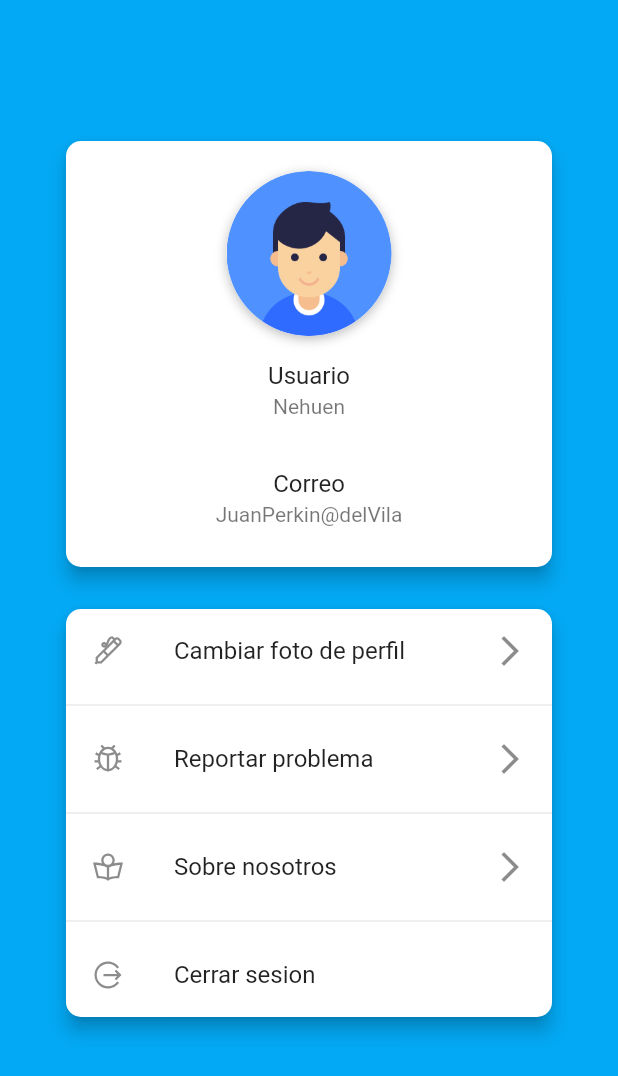
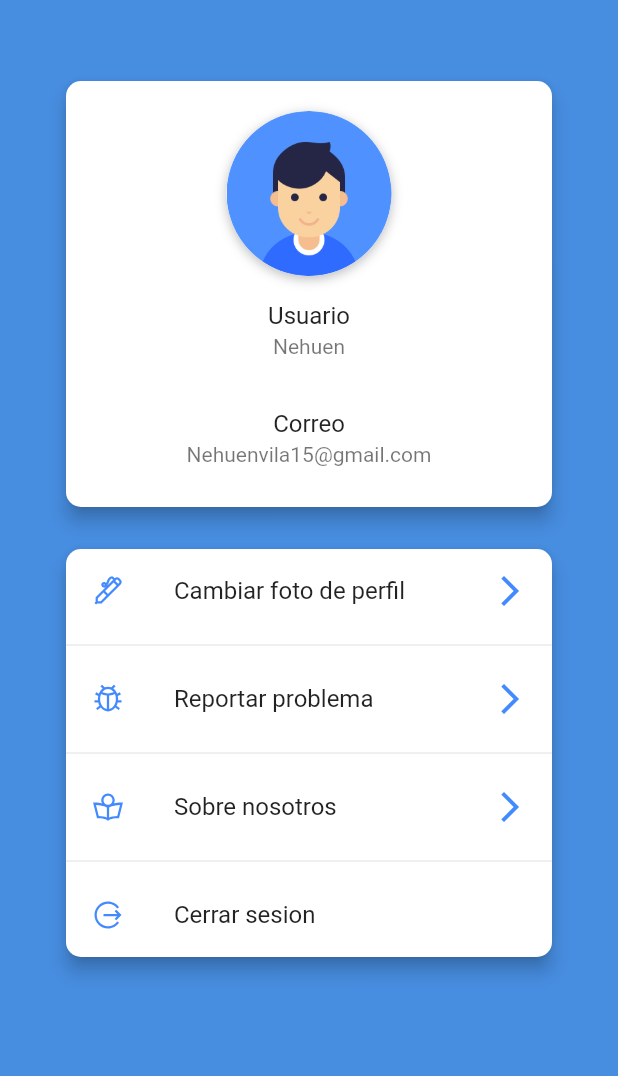
Before and after one commit to NehuenVila/delivery-app-flutter, a Flutter app: the screen it shows after launch, on a phone screen of 412 x 824 dp. Shown: the top 1076 px of the screen. Run offline on Flutter 3.47's test engine with Material 2 defaults, Android fonts, the phone set to English and light mode, and no system bars; our stand-ins replace line_awesome_flutter.

Commit message:
hola amigos de youtube

```diff
--- a/lib/main.dart
+++ b/lib/main.dart
@@ -1,5 +1,4 @@
 import 'package:delivery_prueba1/src/pages/login_op_page.dart';
-import 'package:delivery_prueba1/src/pages/login_page.dart';
 import 'package:delivery_prueba1/src/pages/principal_page.dart';
 import 'package:delivery_prueba1/src/pages/sign_up_page.dart';
 import 'package:delivery_prueba1/src/pages/user_profile_page.dart';
--- a/lib/src/entities/usuario.dart
+++ b/lib/src/entities/usuario.dart
@@ -1,24 +1,9 @@
 
 class Usuario {
-  String _id;
-  String _name;
-  String _image;
+  String id;
+  String name;
+  String mail;
+  String image;
 
-  String get id => _id;
-
-  set id(String value) {
-    _id = value;
-  }
-
-  String get name => _name;
-
-  String get image => _image;
-
-  set image(String value) {
-    _image = value;
-  }
-
-  set name(String value) {
-    _name = value;
-  }
+  Usuario(this.id, this.name, this.mail);
 }
--- a/lib/src/pages/user_profile_page.dart
+++ b/lib/src/pages/user_profile_page.dart
@@ -1,22 +1,26 @@
-import 'package:animated_theme_switcher/animated_theme_switcher.dart';
+
 import 'package:delivery_prueba1/src/entities/usuario.dart';
-import 'package:delivery_prueba1/src/utils/constants.dart';
 import 'package:flutter/cupertino.dart';
 import 'package:flutter/material.dart';
-import 'package:flutter/services.dart';
-import 'package:flutter_screenutil/flutter_screenutil.dart';
 import 'package:line_awesome_flutter/line_awesome_flutter.dart';
-import 'package:delivery_prueba1/src/entities/usuario.dart';
 
-class ProfileScreen extends StatelessWidget {
+class ProfileScreen extends StatefulWidget {
+  @override
+  _ProfileScreenState createState() => _ProfileScreenState();
+}
 
+class _ProfileScreenState extends State<ProfileScreen> {
+ Usuario usuario = new Usuario('3', 'Nehuen', 'Nehuenvila15@gmail.com');
   @override
   Widget build(BuildContext context) {
-    return Container(
-      color: Colors.lightBlue,
+    return Scaffold(
+      backgroundColor: Color(0xFF478DE0),
+      body: Container(
+//        color: Colors.lightBlue,
+//      decoration: ,
         padding: EdgeInsets.symmetric(
           horizontal: 40.0,
-        vertical: 90.0,
+          vertical: 50.0,
         ),
         child: Column(
 //        mainAxisAlignment: MainAxisAlignment.spaceBetween,
@@ -26,8 +30,13 @@ class ProfileScreen extends StatelessWidget {
             _cardOptions(),
           ],
         ),
+      ),
     );
   }
+
+  String seeName()=> usuario.name.toString();
+
+  String seeMail()=> usuario.mail.toString();
 
   Widget _cardProfile() {
     return Card(
@@ -49,12 +58,12 @@ class ProfileScreen extends StatelessWidget {
             children: <Widget>[
               ListTile(
                 title: Center(child: Text('Usuario')),
-                subtitle: Center(child: Text('Nehuen')),
+                subtitle: Center(child: Text(seeName())),
               ),
 //              Divider(),
               ListTile(
                 title: Center(child: Text('Correo')),
-                subtitle: Center(child: Text('JuanPerkin@delVila')),
+                subtitle: Center(child: Text(seeMail())),
               ),
               SizedBox(height: 10.0,)
             ],
@@ -71,32 +80,31 @@ class ProfileScreen extends StatelessWidget {
       child: Column(
         children: <Widget>[
           ListTile(
-            leading: Icon(LineAwesomeIcons.alternate_pen),
+            leading: Icon(LineAwesomeIcons.alternate_pen, color: Colors.blueAccent,),
             title: Text('Cambiar foto de perfil'),
-            trailing: Icon(Icons.arrow_forward_ios),
+            trailing: Icon(Icons.arrow_forward_ios, color: Colors.blueAccent,),
           ),
           Divider(),
           ListTile(
-            leading: Icon(LineAwesomeIcons.bug),
+            leading: Icon(LineAwesomeIcons.bug, color: Colors.blueAccent,),
             title: Text('Reportar problema'),
-            trailing: Icon(Icons.arrow_forward_ios),
+            trailing: Icon(Icons.arrow_forward_ios, color: Colors.blueAccent,),
           ),
           Divider(),
           ListTile(
-            leading: Icon(LineAwesomeIcons.book_reader),
+            leading: Icon(LineAwesomeIcons.book_reader, color: Colors.blueAccent,),
             title: Text('Sobre nosotros'),
-            trailing: Icon(Icons.arrow_forward_ios),
+            trailing: Icon(Icons.arrow_forward_ios, color: Colors.blueAccent,),
           ),
           Divider(),
           ListTile(
-            leading: Icon(LineAwesomeIcons.alternate_sign_out),
+            leading: Icon(LineAwesomeIcons.alternate_sign_out, color: Colors.blueAccent,),
             title: Text('Cerrar sesion'),
           )
         ],
       ),
     );
   }
-
 
   Widget _buildImage(Function onTap, AssetImage logo) {
     return GestureDetector(
@@ -121,6 +129,4 @@ class ProfileScreen extends StatelessWidget {
       ),
     );
   }
-
-
 }
```
Also changed, not shown: lib/src/pages/sign_up_page.dart (+0 -34 lines). Lines whose indentation alone changed are shown as unchanged.
